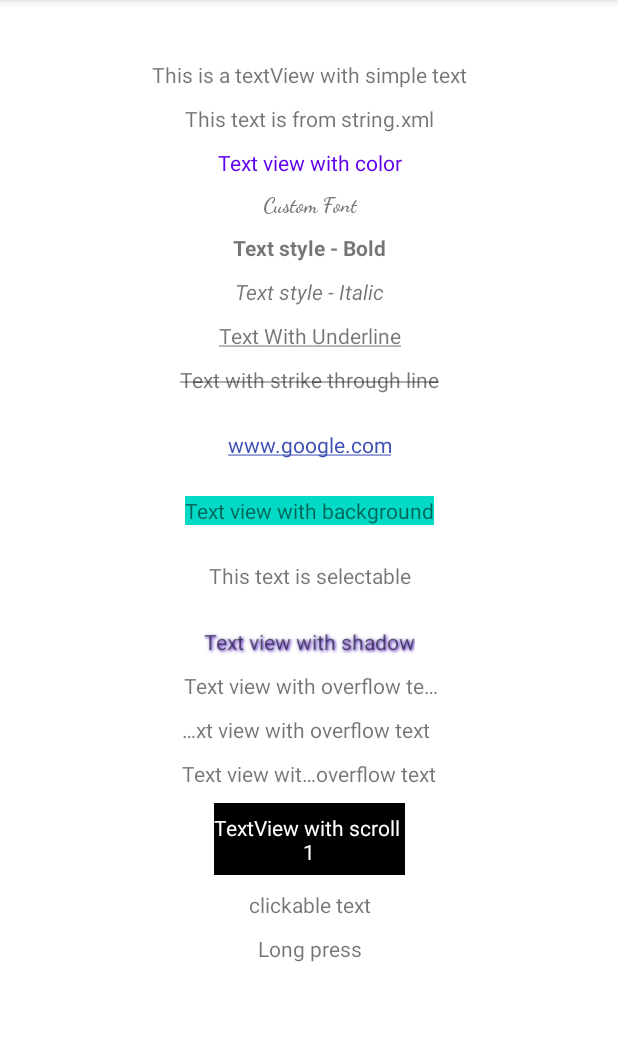
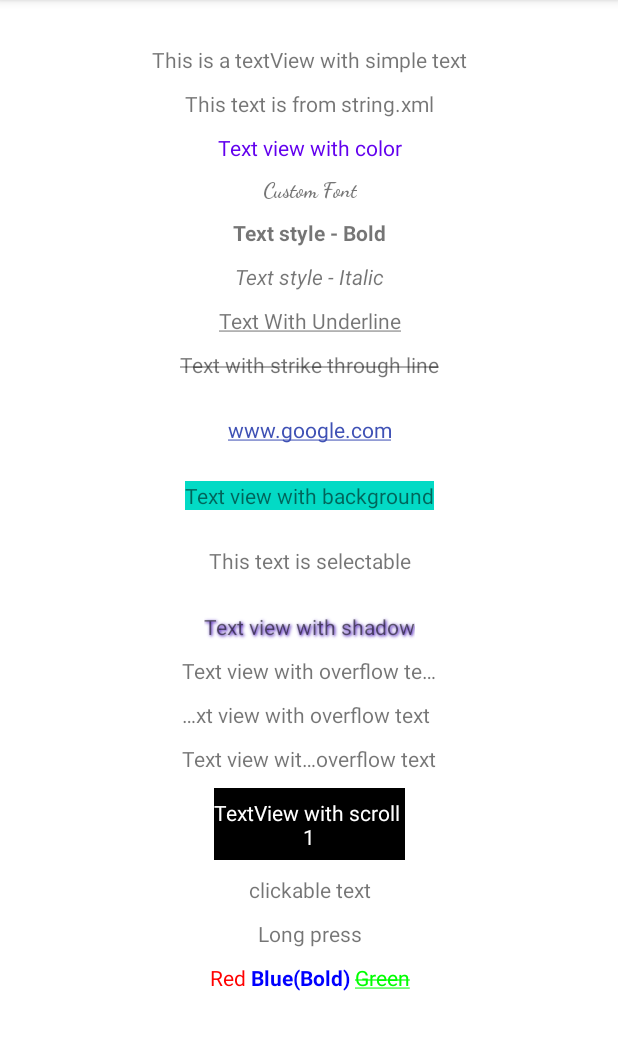
Before and after one commit to MeetrajsinhRathod/AndroidRepo, an Android app: the TextViewActivity screen opened directly, with no data from a screen before it, on a phone screen of 412 x 824 dp, the part 84-1134 px from its top. Run offline under Robolectric (Android 15) with nearby library versions, the phone set to English and light mode, and no system bars.

Commit message:
Explore spannable string, editText, material textInputField

```diff
--- a/Design/app/src/main/java/com/example/design/TextViewActivity.kt
+++ b/Design/app/src/main/java/com/example/design/TextViewActivity.kt
@@ -2,8 +2,21 @@ package com.example.design
 
 import android.content.res.ColorStateList
 import android.graphics.Color
+import android.graphics.Typeface
 import android.os.Bundle
 import android.os.PersistableBundle
+import android.service.autofill.OnClickAction
+import android.text.SpannableString
+import android.text.Spanned
+import android.text.TextPaint
+import android.text.method.LinkMovementMethod
+import android.text.method.MovementMethod
+import android.text.style.ClickableSpan
+import android.text.style.ForegroundColorSpan
+import android.text.style.StrikethroughSpan
+import android.text.style.StyleSpan
+import android.text.style.UnderlineSpan
+import android.view.View
 import android.widget.TextView
 import android.widget.Toast
 import androidx.appcompat.app.AppCompatActivity
@@ -13,22 +26,52 @@ class TextViewActivity : AppCompatActivity() {
     override fun onCreate(savedInstanceState: Bundle?) {
         super.onCreate(savedInstanceState)
         setContentView(R.layout.activity_text_view)
+        configureUI()
+    }
+
+    private fun configureUI() {
 
         val clickableText = findViewById<TextView>(R.id.clickableText)
         val longPressText = findViewById<TextView>(R.id.longPressText)
+        val spanText = findViewById<TextView>(R.id.spanText)
+
+        val spannableStr = SpannableString("Red Blue(Bold) Green")
+
+        val blue = ForegroundColorSpan(Color.BLUE)
+        val green = ForegroundColorSpan(Color.GREEN)
+        val bold = StyleSpan(Typeface.BOLD)
+        val underLine = UnderlineSpan()
+        val lineThrough = StrikethroughSpan()
+
+        val clickable = object : ClickableSpan() {
+            override fun onClick(p0: View) {
+                Toast.makeText(applicationContext, "Tapped", Toast.LENGTH_SHORT).show()
+            }
+            override fun updateDrawState(ds: TextPaint) {
+                super.updateDrawState(ds)
+                ds.color = Color.RED
+                ds.isUnderlineText = false
+            }
+        }
+
+        spannableStr.setSpan(clickable, 0,3, Spanned.SPAN_INCLUSIVE_INCLUSIVE)
+        spannableStr.setSpan(blue, 4,14, Spanned.SPAN_INCLUSIVE_INCLUSIVE)
+        spannableStr.setSpan(bold, 4,14, Spanned.SPAN_INCLUSIVE_INCLUSIVE)
+        spannableStr.setSpan(green, 15,20, Spanned.SPAN_INCLUSIVE_INCLUSIVE)
+        spannableStr.setSpan(lineThrough, 15,20, Spanned.SPAN_INCLUSIVE_INCLUSIVE)
+        spannableStr.setSpan(underLine, 15,20, Spanned.SPAN_INCLUSIVE_INCLUSIVE)
+
+        spanText.movementMethod = LinkMovementMethod.getInstance()
+        spanText.setText(spannableStr)
 
         clickableText.setOnClickListener {
             clickableText.setTextColor(Color.GREEN)
         }
+
         longPressText.setOnLongClickListener {
             Toast.makeText(applicationContext, "Long pressed", Toast.LENGTH_SHORT).show()
             longPressText.setTextColor(Color.MAGENTA)
             true
         }
     }
-
-    override fun onBackPressed() {
-        super.onBackPressed()
-
-    }
 }
--- a/Design/app/src/main/res/layout/activity_text_view.xml
+++ b/Design/app/src/main/res/layout/activity_text_view.xml
@@ -9,8 +9,8 @@
         android:id="@+id/simpleText"
         android:layout_width="wrap_content"
         android:layout_height="wrap_content"
-        android:layout_marginTop="20dp"
-        android:text="This is a textView with simple text"
+        android:layout_marginTop="@dimen/margin10"
+        android:text="@string/simpleText"
         app:layout_constraintEnd_toEndOf="parent"
         app:layout_constraintStart_toStartOf="parent"
         app:layout_constraintTop_toTopOf="@+id/guideline3" />
@@ -19,7 +19,7 @@
         android:id="@+id/textFromXML"
         android:layout_width="wrap_content"
         android:layout_height="wrap_content"
-        android:layout_marginTop="10dp"
+        android:layout_marginTop="@dimen/margin10"
         android:text="@string/textfromStringXML"
         app:layout_constraintEnd_toEndOf="@+id/simpleText"
         app:layout_constraintStart_toStartOf="@+id/simpleText"
@@ -29,8 +29,8 @@
         android:id="@+id/textWithColor"
         android:layout_width="wrap_content"
         android:layout_height="wrap_content"
-        android:layout_marginTop="10dp"
-        android:text="Text view with color"
+        android:layout_marginTop="@dimen/margin10"
+        android:text="@string/textWithColor"
         android:textColor="@color/purple_500"
         app:layout_constraintEnd_toEndOf="@+id/simpleText"
         app:layout_constraintStart_toStartOf="@+id/simpleText"
@@ -40,8 +40,8 @@
         android:id="@+id/textWithCustomFont"
         android:layout_width="wrap_content"
         android:layout_height="wrap_content"
-        android:layout_marginTop="10dp"
-        android:text="Custom Font"
+        android:layout_marginTop="@dimen/margin10"
+        android:text="@string/textWithCustomFont"
         android:fontFamily="cursive"
         android:textStyle="bold"
         app:layout_constraintEnd_toEndOf="@+id/simpleText"
@@ -52,8 +52,8 @@
         android:id="@+id/boldText"
         android:layout_width="wrap_content"
         android:layout_height="wrap_content"
-        android:layout_marginTop="10dp"
-        android:text="Text style - Bold"
+        android:layout_marginTop="@dimen/margin10"
+        android:text="@string/boldText"
         android:textStyle="bold"
         app:layout_constraintEnd_toEndOf="@+id/simpleText"
         app:layout_constraintStart_toStartOf="@+id/simpleText"
@@ -63,8 +63,8 @@
         android:id="@+id/italicText"
         android:layout_width="wrap_content"
         android:layout_height="wrap_content"
-        android:layout_marginTop="10dp"
-        android:text="Text style - Italic"
+        android:layout_marginTop="@dimen/margin10"
+        android:text="@string/italicText"
         android:textStyle="italic"
         app:layout_constraintEnd_toEndOf="@+id/simpleText"
         app:layout_constraintStart_toStartOf="@+id/simpleText"
@@ -74,8 +74,8 @@
         android:id="@+id/underlinedText"
         android:layout_width="wrap_content"
         android:layout_height="wrap_content"
-        android:layout_marginTop="10dp"
-        android:text="@string/underline"
+        android:layout_marginTop="@dimen/margin10"
+        android:text="@string/underlinedText"
         app:layout_constraintEnd_toEndOf="@+id/simpleText"
         app:layout_constraintStart_toStartOf="@+id/simpleText"
         app:layout_constraintTop_toBottomOf="@+id/italicText" />
@@ -84,8 +84,8 @@
         android:id="@+id/lineThroughText"
         android:layout_width="wrap_content"
         android:layout_height="wrap_content"
-        android:layout_marginTop="10dp"
-        android:text="@string/strikeThrough"
+        android:layout_marginTop="@dimen/margin10"
+        android:text="@string/lineThroughText"
         app:layout_constraintEnd_toEndOf="@+id/simpleText"
         app:layout_constraintStart_toStartOf="@+id/simpleText"
         app:layout_constraintTop_toBottomOf="@+id/underlinedText" />
@@ -94,10 +94,10 @@
         android:id="@+id/textWithLink"
         android:layout_width="wrap_content"
         android:layout_height="48dp"
-        android:layout_marginTop="10dp"
+        android:layout_marginTop="@dimen/margin10"
         android:autoLink="web"
         android:gravity="center"
-        android:text="www.google.com"
+        android:text="@string/textWithLink"
         android:textColorLink="#3F51B5"
         app:layout_constraintEnd_toEndOf="@+id/simpleText"
         app:layout_constraintHorizontal_bias="0.495"
@@ -108,8 +108,8 @@
         android:id="@+id/textViewWithBg"
         android:layout_width="wrap_content"
         android:layout_height="wrap_content"
-        android:layout_marginTop="10dp"
-        android:text="Text view with background"
+        android:layout_marginTop="@dimen/margin10"
+        android:text="@string/textViewWithBg"
         android:background="@color/teal_200"
         app:layout_constraintEnd_toEndOf="@+id/simpleText"
         app:layout_constraintStart_toStartOf="@+id/simpleText"
@@ -118,9 +118,9 @@
     <TextView
         android:id="@+id/selectableText"
         android:layout_width="wrap_content"
-        android:layout_height="48dp"
-        android:layout_marginTop="10dp"
-        android:text="This text is selectable"
+        android:layout_height="@dimen/textViewHieght48"
+        android:layout_marginTop="@dimen/margin10"
+        android:text="@string/selectableText"
         android:gravity="center"
         android:textIsSelectable="true"
         app:layout_constraintEnd_toEndOf="@+id/simpleText"
@@ -131,8 +131,8 @@
         android:id="@+id/textWithShadow"
         android:layout_width="wrap_content"
         android:layout_height="wrap_content"
-        android:layout_marginTop="10dp"
-        android:text="Text view with shadow"
+        android:layout_marginTop="@dimen/margin10"
+        android:text="@string/textWithShadow"
         android:shadowColor="@color/purple_700"
         android:shadowDx="1"
         android:shadowDy="1"
@@ -143,72 +143,50 @@
 
     <TextView
         android:id="@+id/overFlowTextEnd"
-        android:layout_width="170dp"
+        android:layout_width="@dimen/overFlowTextWidth170"
         android:layout_height="wrap_content"
-        android:layout_marginTop="10dp"
-        android:text="Text view with overflow text"
+        android:layout_marginTop="@dimen/margin10"
+        android:text="@string/overFlowTextEnd"
         android:ellipsize="end"
         android:maxLines="1"
         app:layout_constraintEnd_toEndOf="@+id/simpleText"
-        app:layout_constraintHorizontal_bias="0.535"
         app:layout_constraintStart_toStartOf="@+id/simpleText"
         app:layout_constraintTop_toBottomOf="@+id/textWithShadow" />
 
     <TextView
         android:id="@+id/overFlowTextStart"
-        android:layout_width="170dp"
+        android:layout_width="@dimen/overFlowTextWidth170"
         android:layout_height="wrap_content"
-        android:layout_marginTop="10dp"
+        android:layout_marginTop="@dimen/margin10"
         android:ellipsize="start"
         android:maxLines="1"
-        android:text="Text view with overflow text"
+        android:text="@string/overFlowTextStart"
         app:layout_constraintEnd_toEndOf="@+id/simpleText"
         app:layout_constraintStart_toStartOf="@+id/simpleText"
         app:layout_constraintTop_toBottomOf="@+id/overFlowTextEnd" />
 
     <TextView
         android:id="@+id/overFlowTextMiddle"
-        android:layout_width="170dp"
+        android:layout_width="@dimen/overFlowTextWidth170"
         android:layout_height="wrap_content"
-        android:layout_marginTop="10dp"
+        android:layout_marginTop="@dimen/margin10"
         android:ellipsize="middle"
         android:maxLines="1"
-        android:text="Text view with overflow text"
+        android:text="@string/overFlowTextMiddle"
         app:layout_constraintEnd_toEndOf="@+id/simpleText"
         app:layout_constraintStart_toStartOf="@+id/simpleText"
         app:layout_constraintTop_toBottomOf="@+id/overFlowTextStart" />
 
-    <androidx.constraintlayout.widget.Guideline
-        android:id="@+id/guideline2"
-        android:layout_width="wrap_content"
-        android:layout_height="wrap_content"
-        android:orientation="vertical"
-        app:layout_constraintGuide_begin="20dp" />
-
-    <androidx.constraintlayout.widget.Guideline
-        android:id="@+id/guideline3"
-        android:layout_width="wrap_content"
-        android:layout_height="wrap_content"
-        android:orientation="horizontal"
-        app:layout_constraintGuide_begin="20dp" />
-
-    <androidx.constraintlayout.widget.Guideline
-        android:id="@+id/guideline4"
-        android:layout_width="wrap_content"
-        android:layout_height="wrap_content"
-        android:orientation="vertical"
-        app:layout_constraintGuide_end="20dp" />
-
     <TextView
         android:id="@+id/scrollableText"
         android:layout_width="wrap_content"
-        android:layout_height="48dp"
-        android:layout_marginTop="10dp"
+        android:layout_height="@dimen/textViewHieght48"
+        android:layout_marginTop="@dimen/margin10"
         android:background="@color/black"
         android:gravity="center"
         android:maxLines="2"
         android:textIsSelectable="true"
-        android:text="TextView with scroll \n1\n2\n3\n4\n5"
+        android:text="@string/scrollableText"
         android:textColor="@color/white"
         app:layout_constraintEnd_toEndOf="@+id/overFlowTextMiddle"
         app:layout_constraintStart_toStartOf="@+id/overFlowTextMiddle"
@@ -218,8 +196,8 @@
         android:id="@+id/clickableText"
         android:layout_width="wrap_content"
         android:layout_height="wrap_content"
-        android:layout_marginTop="10dp"
-        android:text="clickable text"
+        android:layout_marginTop="@dimen/margin10"
+        android:text="@string/clickableText"
         app:layout_constraintEnd_toEndOf="@+id/overFlowTextMiddle"
         app:layout_constraintStart_toStartOf="@+id/overFlowTextMiddle"
         app:layout_constraintTop_toBottomOf="@+id/scrollableText" />
@@ -228,10 +206,40 @@
         android:id="@+id/longPressText"
         android:layout_width="wrap_content"
         android:layout_height="wrap_content"
-        android:layout_marginTop="10dp"
-        android:text="Long press"
+        android:layout_marginTop="@dimen/margin10"
+        android:text="@string/longPressText"
         app:layout_constraintEnd_toEndOf="@+id/overFlowTextMiddle"
         app:layout_constraintStart_toStartOf="@+id/overFlowTextMiddle"
         app:layout_constraintTop_toBottomOf="@+id/clickableText" />
 
+    <TextView
+        android:id="@+id/spanText"
+        android:layout_width="wrap_content"
+        android:layout_height="wrap_content"
+        android:layout_marginTop="@dimen/margin10"
+        app:layout_constraintEnd_toEndOf="@+id/overFlowTextMiddle"
+        app:layout_constraintStart_toStartOf="@+id/overFlowTextMiddle"
+        app:layout_constraintTop_toBottomOf="@+id/longPressText" />
+
+    <androidx.constraintlayout.widget.Guideline
+        android:id="@+id/guideline2"
+        android:layout_width="wrap_content"
+        android:layout_height="wrap_content"
+        android:orientation="vertical"
+        app:layout_constraintGuide_begin="@dimen/guideLine20" />
+
+    <androidx.constraintlayout.widget.Guideline
+        android:id="@+id/guideline3"
+        android:layout_width="wrap_content"
+        android:layout_height="wrap_content"
+        android:orientation="horizontal"
+        app:layout_constraintGuide_begin="@dimen/guideLine20" />
+
+    <androidx.constraintlayout.widget.Guideline
+        android:id="@+id/guideline4"
+        android:layout_width="wrap_content"
+        android:layout_height="wrap_content"
+        android:orientation="vertical"
+        app:layout_constraintGuide_end="@dimen/guideLine20" />
+
 </androidx.constraintlayout.widget.ConstraintLayout>
--- /dev/null
+++ b/Design/app/src/main/res/values/dimens.xml
@@ -0,0 +1,7 @@
+<?xml version="1.0" encoding="utf-8"?>
+<resources>
+    <dimen name="margin10">10dp</dimen>
+    <dimen name="guideLine20">20dp</dimen>
+    <dimen name="overFlowTextWidth170">170dp</dimen>
+    <dimen name="textViewHieght48">48dp</dimen>
+</resources>
--- a/Design/app/src/main/res/values/strings.xml
+++ b/Design/app/src/main/res/values/strings.xml
@@ -2,6 +2,21 @@
     <string name="app_name">Design</string>
     <string name="username">username</string>
     <string name="textfromStringXML">This text is from string.xml</string>
-    <string name="underline"><u>Text With Underline</u></string>
-    <string name="strikeThrough"><strike>Text with strike through line</strike></string>
+    <string name="underlinedText"><u>Text With Underline</u></string>
+    <string name="lineThroughText"><strike>Text with strike through line</strike></string>
+    <string name="simpleText">This is a textView with simple text</string>
+    <string name="textWithColor">Text view with color</string>
+    <string name="textWithCustomFont">Custom Font</string>
+    <string name="boldText">Text style - Bold</string>
+    <string name="italicText">Text style - Italic</string>
+    <string name="textWithLink">www.google.com</string>
+    <string name="textViewWithBg">Text view with background</string>
+    <string name="selectableText">This text is selectable</string>
+    <string name="textWithShadow">Text view with shadow</string>
+    <string name="overFlowTextEnd">Text view with overflow text</string>
+    <string name="overFlowTextStart">Text view with overflow text</string>
+    <string name="overFlowTextMiddle">Text view with overflow text</string>
+    <string name="scrollableText">TextView with scroll \n1\n2\n3\n4\n5</string>
+    <string name="clickableText">clickable text</string>
+    <string name="longPressText">Long press</string>
 </resources>
```
Also changed, not shown: Design/app/src/main/AndroidManifest.xml (+7 -1 lines), Design/app/src/main/java/com/example/design/EditText.kt (added, +53 -0 lines), Design/app/src/main/java/com/example/design/MainActivity.kt (+7 -0 lines), Design/app/src/main/res/layout/activity_edit_text.xml (added, +134 -0 lines), Design/app/src/main/res/layout/activity_main.xml (+12 -0 lines).
